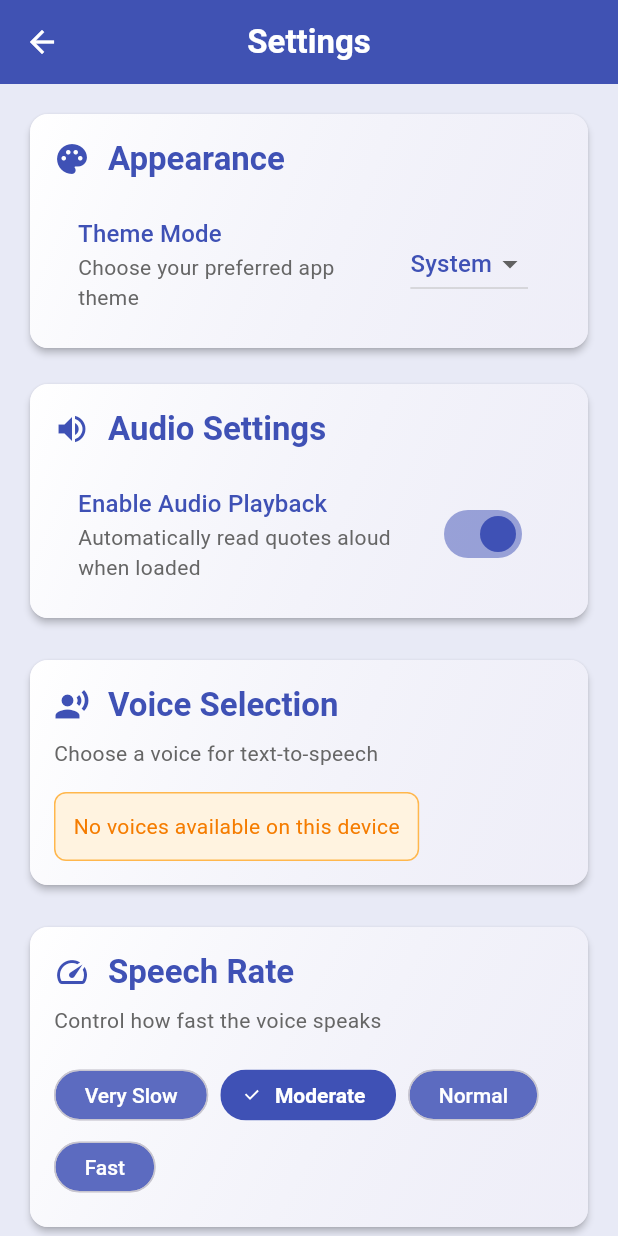
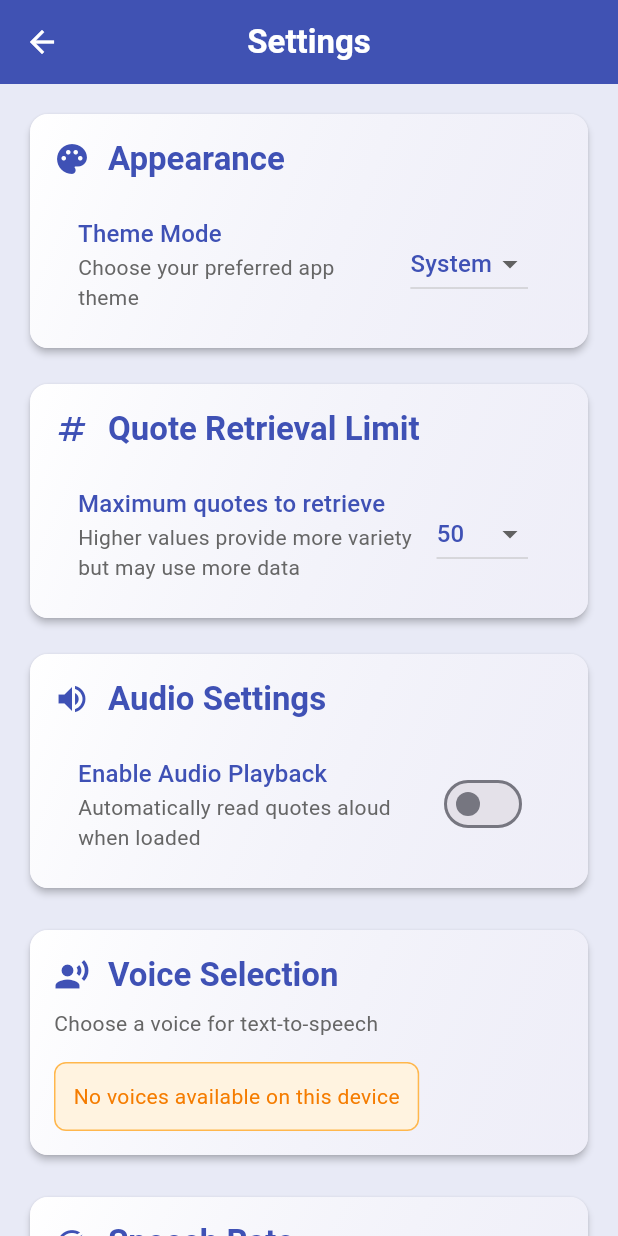
Before and after one commit to Bobbu/dcc, a Flutter app: the screen it shows after launch, after a tap on the "settings" icon, on a phone screen of 412 x 824 dp. Run offline on Flutter 3.47's test engine with Material 3 defaults, Android fonts, the phone set to English and light mode, and no system bars; our stand-ins replace flutter_dotenv, flutter_tts, go_router, logger, share_plus, shared_preferences and 1 more; missing offline and left inert: amplify_auth_cognito, amplify_flutter, dart:html, dart:js_interop; network calls fail.

Commit message:
Add setting to vary limit for retrieved quotes before paginating

```diff
--- a/dcc_mobile/lib/screens/admin_dashboard_screen.dart
+++ b/dcc_mobile/lib/screens/admin_dashboard_screen.dart
@@ -61,6 +61,7 @@ class _AdminDashboardScreenState extends State<AdminDashboardScreen> {
   String _searchQuery = '';
   final TextEditingController _searchController = TextEditingController();
   Timer? _debounceTimer;
+  int _quoteRetrievalLimit = 50;
 
   static final String _baseUrl = dotenv.env['API_ENDPOINT']?.replaceAll('/quote', '') ?? '';
 
@@ -69,12 +70,26 @@ class _AdminDashboardScreenState extends State<AdminDashboardScreen> {
     super.initState();
     _checkAdminAccess();
     _loadUserInfo();
-    _loadSortPreferences();
+    _initializeSettings();
 
     // Clear any residual search state
     _searchController.clear();
     _searchQuery = '';
     _searchResults = [];
+  }
+
+  Future<void> _initializeSettings() async {
+    // Load quote retrieval limit first
+    await _loadQuoteRetrievalLimit();
+    // Then load sort preferences (which calls _loadQuotes at the end)
+    await _loadSortPreferences();
+  }
+
+  @override
+  void didChangeDependencies() {
+    super.didChangeDependencies();
+    // Reload quote retrieval limit in case it was changed in settings
+    _loadQuoteRetrievalLimit();
   }
 
   @override
@@ -202,6 +217,22 @@ class _AdminDashboardScreenState extends State<AdminDashboardScreen> {
       await prefs.setBool('admin_sort_ascending', _sortAscending);
     } catch (e) {
       LoggerService.error('Failed to save sort preferences: $e');
+    }
+  }
+
+  Future<void> _loadQuoteRetrievalLimit() async {
+    try {
+      final prefs = await SharedPreferences.getInstance();
+      final limit = prefs.getInt('quote_retrieval_limit') ?? 50;
+      LoggerService.debug('📊 Admin Dashboard loaded quote retrieval limit: $limit');
+      setState(() {
+        _quoteRetrievalLimit = limit;
+      });
+    } catch (e) {
+      LoggerService.error('Failed to load quote retrieval limit: $e');
+      setState(() {
+        _quoteRetrievalLimit = 50;
+      });
     }
   }
 
@@ -412,8 +443,9 @@ class _AdminDashboardScreenState extends State<AdminDashboardScreen> {
       String sortOrder = _sortAscending ? 'asc' : 'desc';
 
       // Use the new AdminApiService method with sorting
+      LoggerService.debug('🔢 Admin Dashboard calling getQuotesWithPagination with limit: $_quoteRetrievalLimit');
       final response = await AdminApiService.getQuotesWithPagination(
-        limit: 50,
+        limit: _quoteRetrievalLimit,
         sortBy: sortBy,
         sortOrder: sortOrder,
       );
@@ -458,8 +490,9 @@ class _AdminDashboardScreenState extends State<AdminDashboardScreen> {
       String sortOrder = _sortAscending ? 'asc' : 'desc';
 
       // Use the new AdminApiService method with sorting
+      LoggerService.debug('🔢 Admin Dashboard calling getQuotesWithPagination with limit: $_quoteRetrievalLimit');
       final response = await AdminApiService.getQuotesWithPagination(
-        limit: 50,
+        limit: _quoteRetrievalLimit,
         sortBy: sortBy,
         sortOrder: sortOrder,
       );
@@ -511,8 +544,9 @@ class _AdminDashboardScreenState extends State<AdminDashboardScreen> {
       String sortOrder = _sortAscending ? 'asc' : 'desc';
 
       // Use pagination with current sort order
+      LoggerService.debug('🔢 Admin Dashboard loading more with limit: $_quoteRetrievalLimit');
       final response = await AdminApiService.getQuotesWithPagination(
-        limit: 50,
+        limit: _quoteRetrievalLimit,
         lastKey: _lastKey,
         sortBy: sortBy,
         sortOrder: sortOrder,
--- a/dcc_mobile/lib/screens/quote_screen.dart
+++ b/dcc_mobile/lib/screens/quote_screen.dart
@@ -38,11 +38,12 @@ class _QuoteScreenState extends State<QuoteScreen> {
   late FlutterTts flutterTts;
 
   // Settings
-  bool _audioEnabled = true;
+  bool _audioEnabled = false;  // Changed default to false
   Set<String> _selectedCategories = {'All'};
   Map<String, String>? _selectedVoice;
   double _speechRate = 0.5;
   double _pitch = 1.0;
+  int _quoteRetrievalLimit = 50;
 
   // Auth state
   bool _isSignedIn = false;
@@ -419,9 +420,12 @@ class _QuoteScreenState extends State<QuoteScreen> {
   Future<void> _loadSettings() async {
     final prefs = await SharedPreferences.getInstance();
     setState(() {
-      _audioEnabled = prefs.getBool('audio_enabled') ?? true;
+      _audioEnabled = prefs.getBool('audio_enabled') ?? false;  // Changed default to false
       final categories = prefs.getStringList('selected_categories') ?? ['All'];
       _selectedCategories = Set<String>.from(categories);
+
+      // Load quote retrieval limit
+      _quoteRetrievalLimit = prefs.getInt('quote_retrieval_limit') ?? 50;
 
       // Load selected voice
       final voiceName = prefs.getString('selected_voice_name');
@@ -443,6 +447,7 @@ class _QuoteScreenState extends State<QuoteScreen> {
     final prefs = await SharedPreferences.getInstance();
     await prefs.setBool('audio_enabled', _audioEnabled);
     await prefs.setStringList('selected_categories', _selectedCategories.toList());
+    await prefs.setInt('quote_retrieval_limit', _quoteRetrievalLimit);
 
     // Save selected voice
     if (_selectedVoice != null) {
@@ -465,13 +470,15 @@ class _QuoteScreenState extends State<QuoteScreen> {
           selectedVoice: _selectedVoice,
           speechRate: _speechRate,
           pitch: _pitch,
-          onSettingsChanged: (audioEnabled, categories, voice, speechRate, pitch) {
+          quoteRetrievalLimit: _quoteRetrievalLimit,
+          onSettingsChanged: (audioEnabled, categories, voice, speechRate, pitch, quoteRetrievalLimit) {
             setState(() {
               _audioEnabled = audioEnabled;
               _selectedCategories = categories;
               _selectedVoice = voice;
               _speechRate = speechRate;
               _pitch = pitch;
+              _quoteRetrievalLimit = quoteRetrievalLimit;
             });
             _saveSettings();
             // Apply all TTS settings immediately
@@ -624,15 +631,25 @@ class _QuoteScreenState extends State<QuoteScreen> {
     });
 
     try {
-      // Build URL with tag filtering
+      // Build URL with tag filtering and limit
       String url = apiEndpoint;
+      List<String> queryParams = [];
+
       if (!_selectedCategories.contains('All') && _selectedCategories.isNotEmpty) {
         final tags = _selectedCategories.join(',');
-        url += '?tags=$tags';
+        queryParams.add('tags=$tags');
+      }
+
+      // Add the quote retrieval limit
+      queryParams.add('limit=$_quoteRetrievalLimit');
+
+      if (queryParams.isNotEmpty) {
+        url += '?' + queryParams.join('&');
       }
 
       LoggerService.debug('🌐 Making API request to: $url');
       LoggerService.debug('📋 Selected categories: $_selectedCategories');
+      LoggerService.debug('📊 Quote retrieval limit: $_quoteRetrievalLimit');
 
       final response = await http.get(
         Uri.parse(url),
--- a/dcc_mobile/lib/screens/settings_screen.dart
+++ b/dcc_mobile/lib/screens/settings_screen.dart
@@ -12,7 +12,8 @@ class SettingsScreen extends StatefulWidget {
   final Map<String, String>? selectedVoice;
   final double speechRate;
   final double pitch;
-  final Function(bool, Set<String>, Map<String, String>?, double, double) onSettingsChanged;
+  final int quoteRetrievalLimit;
+  final Function(bool, Set<String>, Map<String, String>?, double, double, int) onSettingsChanged;
 
   const SettingsScreen({
     super.key,
@@ -21,6 +22,7 @@ class SettingsScreen extends StatefulWidget {
     this.selectedVoice,
     this.speechRate = 0.5,
     this.pitch = 1.0,
+    this.quoteRetrievalLimit = 50,
     required this.onSettingsChanged,
   });
 
@@ -46,6 +48,9 @@ class _SettingsScreenState extends State<SettingsScreen> {
   // Theme management
   String _selectedTheme = 'system';
 
+  // Quote retrieval limit
+  late int _quoteRetrievalLimit;
+
   static const List<String> _fallbackCategories = [
     'All', 'Sports', 'Education', 'Science', 'Motivation', 'Funny', 'Persistence', 'Business'
   ];
@@ -58,6 +63,7 @@ class _SettingsScreenState extends State<SettingsScreen> {
     _selectedVoice = widget.selectedVoice;
     _speechRate = widget.speechRate;
     _pitch = widget.pitch;
+    _quoteRetrievalLimit = widget.quoteRetrievalLimit;
 
     // Initialize test TTS
     _testTts = FlutterTts();
@@ -117,7 +123,7 @@ class _SettingsScreenState extends State<SettingsScreen> {
               'locale': danielVoice['locale']?.toString() ?? '',
             };
             // Trigger settings update to save the default voice
-            widget.onSettingsChanged(_audioEnabled, _selectedCategories, _selectedVoice, _speechRate, _pitch);
+            widget.onSettingsChanged(_audioEnabled, _selectedCategories, _selectedVoice, _speechRate, _pitch, _quoteRetrievalLimit);
           }
         }
       });
@@ -191,7 +197,7 @@ class _SettingsScreenState extends State<SettingsScreen> {
   }
 
   void _updateSettings() {
-    widget.onSettingsChanged(_audioEnabled, _selectedCategories, _selectedVoice, _speechRate, _pitch);
+    widget.onSettingsChanged(_audioEnabled, _selectedCategories, _selectedVoice, _speechRate, _pitch, _quoteRetrievalLimit);
   }
 
   // Helper methods for TTS options
@@ -323,6 +329,80 @@ class _SettingsScreenState extends State<SettingsScreen> {
                           onChanged: (value) {
                             if (value != null) {
                               _updateThemePreference(value);
+                            }
+                          },
+                        ),
+                      ),
+                    ],
+                  ),
+                ),
+              ),
+            ),
+            const SizedBox(height: 16),
+
+            // Quote Retrieval Limit Section
+            Card(
+              child: Container(
+                decoration: BoxDecoration(
+                  borderRadius: BorderRadius.circular(12),
+                  gradient: LinearGradient(
+                    begin: Alignment.topLeft,
+                    end: Alignment.bottomRight,
+                    colors: [
+                      Theme.of(context).colorScheme.surface,
+                      Theme.of(context).scaffoldBackgroundColor.withValues(alpha: 0.5),
+                    ],
+                  ),
+                ),
+                child: Padding(
+                  padding: const EdgeInsets.all(16.0),
+                  child: Column(
+                    crossAxisAlignment: CrossAxisAlignment.start,
+                    children: [
+                      Row(
+                        children: [
+                          Icon(
+                            Icons.numbers,
+                            color: Theme.of(context).colorScheme.primary,
+                            size: 24,
+                          ),
+                          const SizedBox(width: 12),
+                          Text(
+                            'Quote Retrieval Limit',
+                            style: Theme.of(context).textTheme.titleLarge?.copyWith(
+                              color: Theme.of(context).colorScheme.primary,
+                              fontWeight: FontWeight.bold,
+                            ),
+                          ),
+                        ],
+                      ),
+                      const SizedBox(height: 16),
+                      ListTile(
+                        title: Text(
+                          'Maximum quotes to retrieve',
+                          style: Theme.of(context).textTheme.titleMedium?.copyWith(
+                            color: Theme.of(context).colorScheme.primary,
+                          ),
+                        ),
+                        subtitle: Text(
+                          'Higher values provide more variety but may use more data',
+                          style: Theme.of(context).textTheme.bodyMedium,
+                        ),
+                        trailing: DropdownButton<int>(
+                          value: _quoteRetrievalLimit,
+                          items: const [
+                            DropdownMenuItem(value: 50, child: Text('50')),
+                            DropdownMenuItem(value: 100, child: Text('100')),
+                            DropdownMenuItem(value: 200, child: Text('200')),
+                            DropdownMenuItem(value: 500, child: Text('500')),
+                            DropdownMenuItem(value: 1000, child: Text('1000')),
+                          ],
+                          onChanged: (value) {
+                            if (value != null) {
+                              setState(() {
+                                _quoteRetrievalLimit = value;
+                              });
+                              _updateSettings();
                             }
                           },
                         ),
```
Also changed, not shown: 4 other files.
